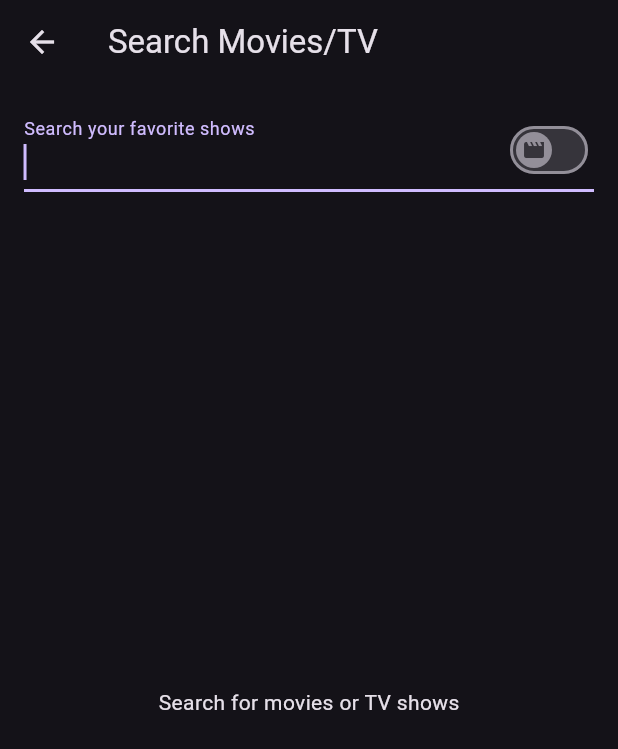
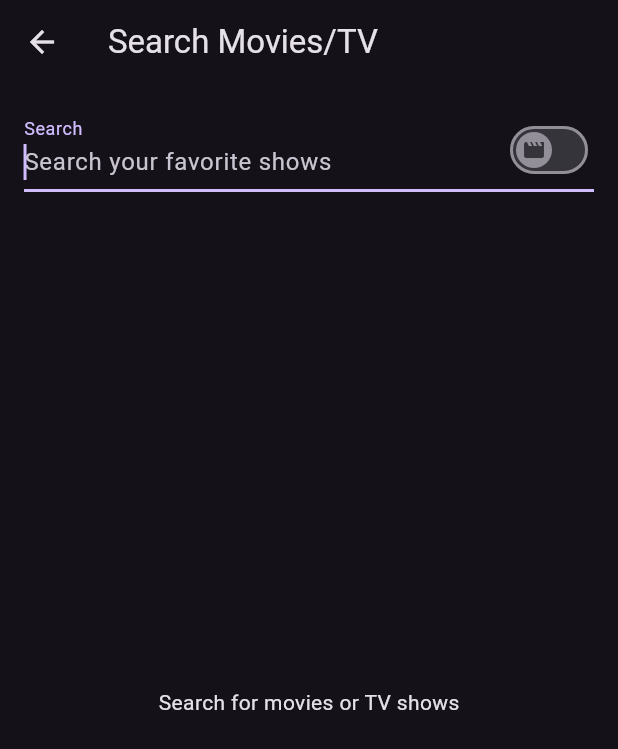
Before and after one commit to bijithpn/the-movie-box, a Flutter app: the SearchPage screen opened by its route, on a phone screen of 412 x 824 dp. Shown: the top 749 px of the screen. Run offline on Flutter 3.47's test engine with Material 3 defaults, Android fonts, the phone set to English and light mode, and no system bars; our stand-ins replace bloc, cached_network_image, connectivity_plus, dio, equatable, flutter_bloc and 5 more; missing offline and left inert: dio_cache_interceptor, dio_cache_interceptor_hive_store, dio_smart_retry; accounts and stored records are empty; network calls fail; statements that could not run were skipped.

Commit message:
bug fixs

```diff
--- /dev/null
+++ b/lib/core/constants/image.dart
@@ -0,0 +1,3 @@
+class AppImages {
+  static const satellite = 'assets/png/satellite.png';
+}
--- a/lib/view/search/search.dart
+++ b/lib/view/search/search.dart
@@ -31,8 +31,12 @@ class _SearchPageState extends State<SearchPage> {
   Widget build(BuildContext context) {
     return Scaffold(
       appBar: AppBar(
-        title: const Text('Search Movies/TV'),
+        title: Text(
+          'Search Movies/TV',
+          style: Theme.of(context).textTheme.titleLarge,
+        ),
       ),
+      resizeToAvoidBottomInset: false,
       body: BlocProvider(
         create: (context) => searchBloc,
         child: Padding(
@@ -54,12 +58,17 @@ class _SearchPageState extends State<SearchPage> {
                   }
                 },
                 decoration: InputDecoration(
-                  labelText: 'Search your favorite shows',
+                  labelText: 'Search',
+                  hintText: 'Search your favorite shows',
                   suffixIcon: Switch(
                     value: !_isMovie,
                     thumbIcon: _isMovie
-                        ? const WidgetStatePropertyAll(Icon(Icons.movie))
-                        : const WidgetStatePropertyAll(Icon(Icons.live_tv)),
+                        ? const WidgetStatePropertyAll(Icon(
+                            Icons.movie,
+                          ))
+                        : const WidgetStatePropertyAll(Icon(
+                            Icons.live_tv,
+                          )),
                     onChanged: (value) {
                       _toggleSearchType();
                     },
--- a/pubspec.yaml
+++ b/pubspec.yaml
@@ -42,3 +42,4 @@ flutter:
 
   assets:
     - .env
+    - assets/png/
```
Also changed, not shown: lib/view/details/widget/season_view_builder.dart (+10 -5 lines), lib/view/home/widgets/show_view_builder_widget.dart (+27 -1 lines), 1 other file.
